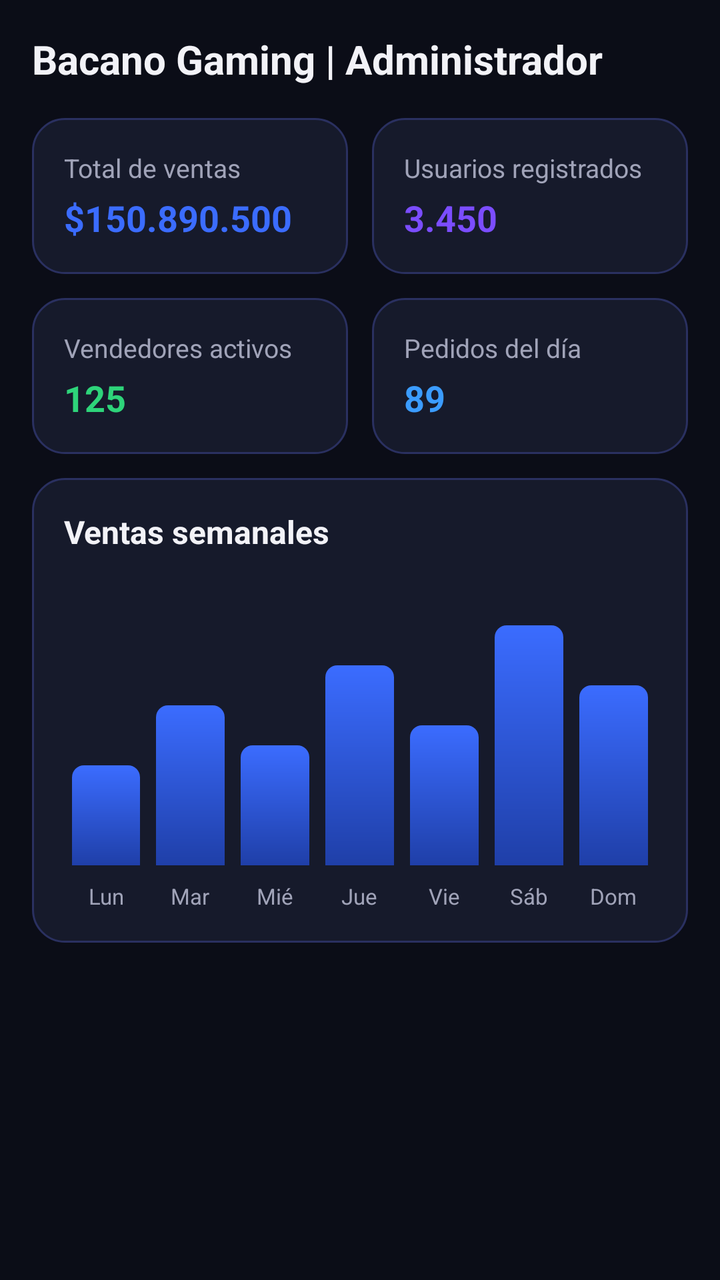
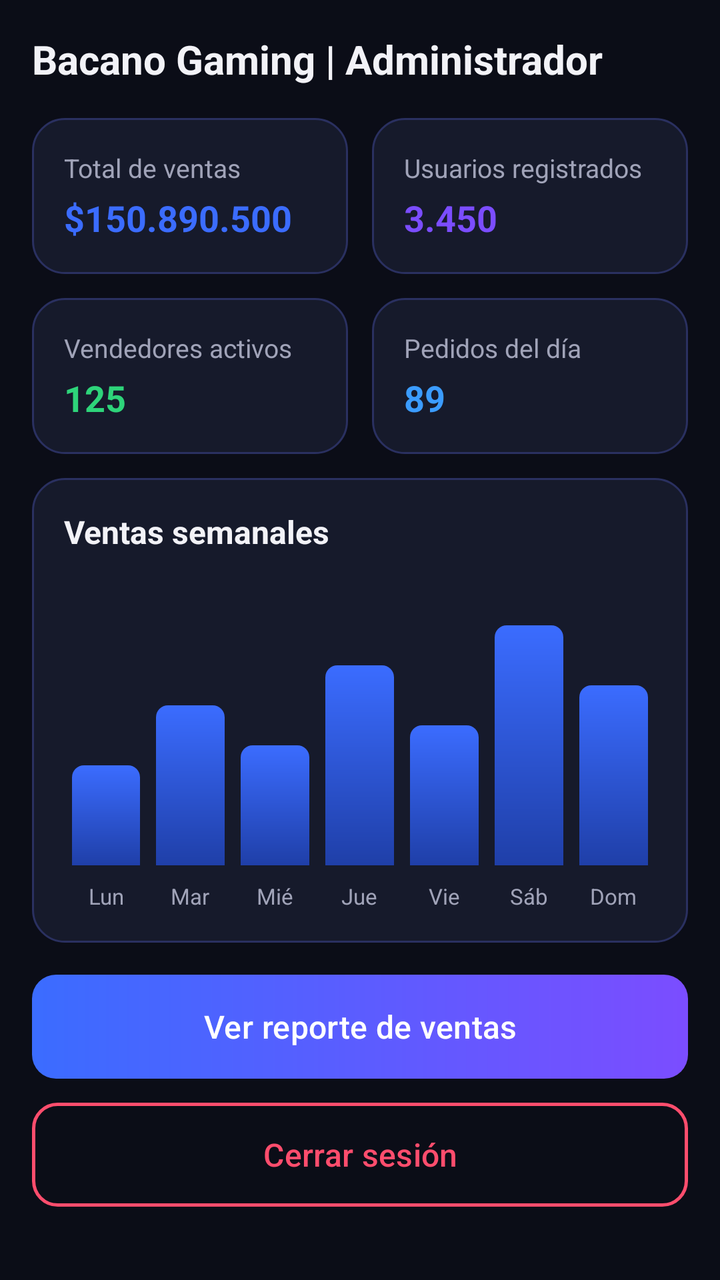

Compare the two renders of this Android layout. The source of the first and the diff that turns it into the second are given below.
<!-- AndroidManifest.xml: application theme Theme.BacanoGaming -->
<!-- res/layout/fragment_admin_dashboard.xml -->
<?xml version="1.0" encoding="utf-8"?>
<ScrollView xmlns:android="http://schemas.android.com/apk/res/android"
    xmlns:app="http://schemas.android.com/apk/res-auto"
    android:layout_width="match_parent"
    android:layout_height="match_parent"
    android:background="@color/bg_black">

    <LinearLayout
        android:layout_width="match_parent"
        android:layout_height="wrap_content"
        android:orientation="vertical"
        android:padding="16dp">

        <TextView
            android:layout_width="wrap_content"
            android:layout_height="wrap_content"
            android:text="@string/admin_title"
            android:textColor="@color/text_primary"
            android:textSize="20sp"
            android:textStyle="bold" />

        <LinearLayout
            android:layout_width="match_parent"
            android:layout_height="wrap_content"
            android:layout_marginTop="16dp"
            android:orientation="horizontal">

            <LinearLayout
                android:layout_width="0dp"
                android:layout_height="wrap_content"
                android:layout_marginEnd="6dp"
                android:layout_weight="1"
                android:background="@drawable/bg_card"
                android:orientation="vertical"
                android:padding="16dp">

                <TextView
                    android:layout_width="wrap_content"
                    android:layout_height="wrap_content"
                    android:text="@string/admin_total_sales"
                    android:textColor="@color/text_secondary"
                    android:textSize="13sp" />

                <TextView
                    android:id="@+id/tvTotalVentas"
                    android:layout_width="wrap_content"
                    android:layout_height="wrap_content"
                    android:layout_marginTop="4dp"
                    android:text="@string/admin_total_sales_value"
                    android:textColor="@color/primary_blue"
                    android:textSize="18sp"
                    android:textStyle="bold" />
            </LinearLayout>

            <LinearLayout
                android:layout_width="0dp"
                android:layout_height="wrap_content"
                android:layout_marginStart="6dp"
                android:layout_weight="1"
                android:background="@drawable/bg_card"
                android:orientation="vertical"
                android:padding="16dp">

                <TextView
                    android:layout_width="wrap_content"
                    android:layout_height="wrap_content"
                    android:text="@string/admin_users"
                    android:textColor="@color/text_secondary"
                    android:textSize="13sp" />

                <TextView
                    android:id="@+id/tvUsuariosRegistrados"
                    android:layout_width="wrap_content"
                    android:layout_height="wrap_content"
                    android:layout_marginTop="4dp"
                    android:text="@string/admin_users_value"
                    android:textColor="@color/accent_purple"
                    android:textSize="18sp"
                    android:textStyle="bold" />
            </LinearLayout>
        </LinearLayout>

        <LinearLayout
            android:layout_width="match_parent"
            android:layout_height="wrap_content"
            android:layout_marginTop="12dp"
            android:orientation="horizontal">

            <LinearLayout
                android:layout_width="0dp"
                android:layout_height="wrap_content"
                android:layout_marginEnd="6dp"
                android:layout_weight="1"
                android:background="@drawable/bg_card"
                android:orientation="vertical"
                android:padding="16dp">

                <TextView
                    android:layout_width="wrap_content"
                    android:layout_height="wrap_content"
                    android:text="@string/admin_sellers"
                    android:textColor="@color/text_secondary"
                    android:textSize="13sp" />

                <TextView
                    android:id="@+id/tvVendedoresActivos"
                    android:layout_width="wrap_content"
                    android:layout_height="wrap_content"
                    android:layout_marginTop="4dp"
                    android:text="@string/admin_sellers_value"
                    android:textColor="@color/status_paid"
                    android:textSize="18sp"
                    android:textStyle="bold" />
            </LinearLayout>

            <LinearLayout
                android:layout_width="0dp"
                android:layout_height="wrap_content"
                android:layout_marginStart="6dp"
                android:layout_weight="1"
                android:background="@drawable/bg_card"
                android:orientation="vertical"
                android:padding="16dp">

                <TextView
                    android:layout_width="wrap_content"
                    android:layout_height="wrap_content"
                    android:text="@string/admin_orders_today"
                    android:textColor="@color/text_secondary"
                    android:textSize="13sp" />

                <TextView
                    android:id="@+id/tvPedidosDia"
                    android:layout_width="wrap_content"
                    android:layout_height="wrap_content"
                    android:layout_marginTop="4dp"
                    android:text="@string/admin_orders_today_value"
                    android:textColor="@color/status_shipped"
                    android:textSize="18sp"
                    android:textStyle="bold" />
            </LinearLayout>
        </LinearLayout>

        <LinearLayout
            android:layout_width="match_parent"
            android:layout_height="wrap_content"
            android:layout_marginTop="12dp"
            android:layout_marginBottom="16dp"
            android:background="@drawable/bg_card"
            android:orientation="vertical"
            android:padding="16dp">

            <TextView
                android:layout_width="wrap_content"
                android:layout_height="wrap_content"
                android:text="@string/admin_weekly_sales"
                android:textColor="@color/text_primary"
                android:textSize="16sp"
                android:textStyle="bold" />

            <LinearLayout
                android:layout_width="match_parent"
                android:layout_height="140dp"
                android:layout_marginTop="16dp"
                android:gravity="bottom"
                android:orientation="horizontal">

                <View
                    android:layout_width="0dp"
                    android:layout_height="50dp"
                    android:layout_marginHorizontal="4dp"
                    android:layout_weight="1"
                    android:background="@drawable/bg_bar" />

                <View
                    android:layout_width="0dp"
                    android:layout_height="80dp"
                    android:layout_marginHorizontal="4dp"
                    android:layout_weight="1"
                    android:background="@drawable/bg_bar" />

                <View
                    android:layout_width="0dp"
                    android:layout_height="60dp"
                    android:layout_marginHorizontal="4dp"
                    android:layout_weight="1"
                    android:background="@drawable/bg_bar" />

                <View
                    android:layout_width="0dp"
                    android:layout_height="100dp"
                    android:layout_marginHorizontal="4dp"
                    android:layout_weight="1"
                    android:background="@drawable/bg_bar" />

                <View
                    android:layout_width="0dp"
                    android:layout_height="70dp"
                    android:layout_marginHorizontal="4dp"
                    android:layout_weight="1"
                    android:background="@drawable/bg_bar" />

                <View
                    android:layout_width="0dp"
                    android:layout_height="120dp"
                    android:layout_marginHorizontal="4dp"
                    android:layout_weight="1"
                    android:background="@drawable/bg_bar" />

                <View
                    android:layout_width="0dp"
                    android:layout_height="90dp"
                    android:layout_marginHorizontal="4dp"
                    android:layout_weight="1"
                    android:background="@drawable/bg_bar" />
            </LinearLayout>

            <LinearLayout
                android:layout_width="match_parent"
                android:layout_height="wrap_content"
                android:layout_marginTop="8dp"
                android:orientation="horizontal">

                <TextView
                    android:layout_width="0dp"
                    android:layout_height="wrap_content"
                    android:layout_weight="1"
                    android:gravity="center"
                    android:text="@string/day_mon"
                    android:textColor="@color/text_secondary"
                    android:textSize="11sp" />

                <TextView
                    android:layout_width="0dp"
                    android:layout_height="wrap_content"
                    android:layout_weight="1"
                    android:gravity="center"
                    android:text="@string/day_tue"
                    android:textColor="@color/text_secondary"
                    android:textSize="11sp" />

                <TextView
                    android:layout_width="0dp"
                    android:layout_height="wrap_content"
                    android:layout_weight="1"
                    android:gravity="center"
                    android:text="@string/day_wed"
                    android:textColor="@color/text_secondary"
                    android:textSize="11sp" />

                <TextView
                    android:layout_width="0dp"
                    android:layout_height="wrap_content"
                    android:layout_weight="1"
                    android:gravity="center"
                    android:text="@string/day_thu"
                    android:textColor="@color/text_secondary"
                    android:textSize="11sp" />

                <TextView
                    android:layout_width="0dp"
                    android:layout_height="wrap_content"
                    android:layout_weight="1"
                    android:gravity="center"
                    android:text="@string/day_fri"
                    android:textColor="@color/text_secondary"
                    android:textSize="11sp" />

                <TextView
                    android:layout_width="0dp"
                    android:layout_height="wrap_content"
                    android:layout_weight="1"
                    android:gravity="center"
                    android:text="@string/day_sat"
                    android:textColor="@color/text_secondary"
                    android:textSize="11sp" />

                <TextView
                    android:layout_width="0dp"
                    android:layout_height="wrap_content"
                    android:layout_weight="1"
                    android:gravity="center"
                    android:text="@string/day_sun"
                    android:textColor="@color/text_secondary"
                    android:textSize="11sp" />
            </LinearLayout>
        </LinearLayout>
    </LinearLayout>
</ScrollView>
<!-- resources referenced by this layout -->
<resources>
  <color name="accent_purple">#7B4DFF</color>
  <color name="bg_black">#0B0D17</color>
  <color name="primary_blue">#3B6CFF</color>
  <color name="status_paid">#2ED47A</color>
  <color name="status_shipped">#3B9CFF</color>
  <color name="text_primary">#F2F2F7</color>
  <color name="text_secondary">#A0A3B8</color>
  <!-- drawable bg_bar (drawable) -->
  <?xml version="1.0" encoding="utf-8"?>
  <shape xmlns:android="http://schemas.android.com/apk/res/android"
      android:shape="rectangle">
      <gradient
          android:angle="90"
          android:startColor="@color/primary_blue_dark"
          android:endColor="@color/primary_blue" />
      <corners
          android:topLeftRadius="6dp"
          android:topRightRadius="6dp" />
  </shape>
  <!-- drawable bg_card (drawable) -->
  <?xml version="1.0" encoding="utf-8"?>
  <shape xmlns:android="http://schemas.android.com/apk/res/android"
      android:shape="rectangle">
      <solid android:color="@color/surface_dark" />
      <stroke
          android:width="1dp"
          android:color="@color/surface_border" />
      <corners android:radius="16dp" />
  </shape>
  <string name="admin_orders_today">Pedidos del día</string>
  <string name="admin_orders_today_value">89</string>
  <string name="admin_sellers">Vendedores activos</string>
  <string name="admin_sellers_value">125</string>
  <string name="admin_title">Bacano Gaming | Administrador</string>
  <string name="admin_total_sales">Total de ventas</string>
  <string name="admin_total_sales_value">$150.890.500</string>
  <string name="admin_users">Usuarios registrados</string>
  <string name="admin_users_value">3.450</string>
  <string name="admin_weekly_sales">Ventas semanales</string>
  <string name="day_fri">Vie</string>
  <string name="day_mon">Lun</string>
  <string name="day_sat">Sáb</string>
  <string name="day_sun">Dom</string>
  <string name="day_thu">Jue</string>
  <string name="day_tue">Mar</string>
  <string name="day_wed">Mié</string>
  <style name="Theme.BacanoGaming" parent="Base.Theme.BacanoGaming" />
  <color name="primary_blue_dark">#1F3FA8</color>
  <color name="surface_dark">#161A2B</color>
  <color name="surface_border">#2A3060</color>
  <style name="Base.Theme.BacanoGaming" parent="Theme.Material3.DayNight.NoActionBar">
          <item name="colorPrimary">@color/primary_blue</item>
          <item name="colorOnPrimary">@color/white</item>
          <item name="colorSecondary">@color/accent_purple</item>
          <item name="colorOnSecondary">@color/white</item>
          <item name="colorSurface">@color/surface_dark</item>
          <item name="colorOnSurface">@color/text_primary</item>
          <item name="android:windowBackground">@color/bg_black</item>
          <item name="android:statusBarColor">@color/bg_black</item>
          <item name="android:navigationBarColor">@color/bg_black</item>
      </style>
  <color name="white">#FFFFFF</color>
</resources>

<!-- the commit's change to res/layout/fragment_admin_dashboard.xml (unified diff, before → after) -->
@@ -285,5 +285,28 @@
                     android:textSize="11sp" />
             </LinearLayout>
         </LinearLayout>
+        <Button
+            android:id="@+id/btnVerReporte"
+            android:layout_width="match_parent"
+            android:layout_height="52dp"
+            android:background="@drawable/bg_button_gradient"
+            android:text="@string/admin_view_report"
+            android:textAllCaps="false"
+            android:textColor="@color/white"
+            android:textSize="16sp"
+            app:backgroundTint="@null" />
+
+        <Button
+            android:id="@+id/btnCerrarSesionAdmin"
+            android:layout_width="match_parent"
+            android:layout_height="52dp"
+            android:layout_marginTop="12dp"
+            android:layout_marginBottom="16dp"
+            android:background="@drawable/bg_button_logout"
+            android:text="@string/profile_logout"
+            android:textAllCaps="false"
+            android:textColor="@color/status_pending"
+            android:textSize="16sp"
+            app:backgroundTint="@null" />
     </LinearLayout>
 </ScrollView>
<!-- resource entries referenced after the edit -->
@@ -4,6 +4,7 @@
   <color name="bg_black">#0B0D17</color>
   <color name="primary_blue">#3B6CFF</color>
   <color name="status_paid">#2ED47A</color>
+  <color name="status_pending">#FF4D6D</color>
   <color name="status_shipped">#3B9CFF</color>
   <color name="text_primary">#F2F2F7</color>
   <color name="text_secondary">#A0A3B8</color>
@@ -18,6 +19,26 @@
       <corners
           android:topLeftRadius="6dp"
           android:topRightRadius="6dp" />
+  </shape>
+  <!-- drawable bg_button_gradient (drawable) -->
+  <?xml version="1.0" encoding="utf-8"?>
+  <shape xmlns:android="http://schemas.android.com/apk/res/android"
+      android:shape="rectangle">
+      <gradient
+          android:angle="0"
+          android:startColor="@color/primary_blue"
+          android:endColor="@color/accent_purple" />
+      <corners android:radius="12dp" />
+  </shape>
+  <!-- drawable bg_button_logout (drawable) -->
+  <?xml version="1.0" encoding="utf-8"?>
+  <shape xmlns:android="http://schemas.android.com/apk/res/android"
+      android:shape="rectangle">
+      <solid android:color="@android:color/transparent" />
+      <stroke
+          android:width="1.5dp"
+          android:color="@color/status_pending" />
+      <corners android:radius="12dp" />
   </shape>
   <!-- drawable bg_card (drawable) -->
   <?xml version="1.0" encoding="utf-8"?>
@@ -38,6 +59,7 @@
   <string name="admin_total_sales_value">$150.890.500</string>
   <string name="admin_users">Usuarios registrados</string>
   <string name="admin_users_value">3.450</string>
+  <string name="admin_view_report">Ver reporte de ventas</string>
   <string name="admin_weekly_sales">Ventas semanales</string>
   <string name="day_fri">Vie</string>
   <string name="day_mon">Lun</string>
@@ -46,6 +68,7 @@
   <string name="day_thu">Jue</string>
   <string name="day_tue">Mar</string>
   <string name="day_wed">Mié</string>
+  <string name="profile_logout">Cerrar sesión</string>
   <style name="Theme.BacanoGaming" parent="Base.Theme.BacanoGaming" />
   <color name="primary_blue_dark">#1F3FA8</color>
   <color name="surface_dark">#161A2B</color>
